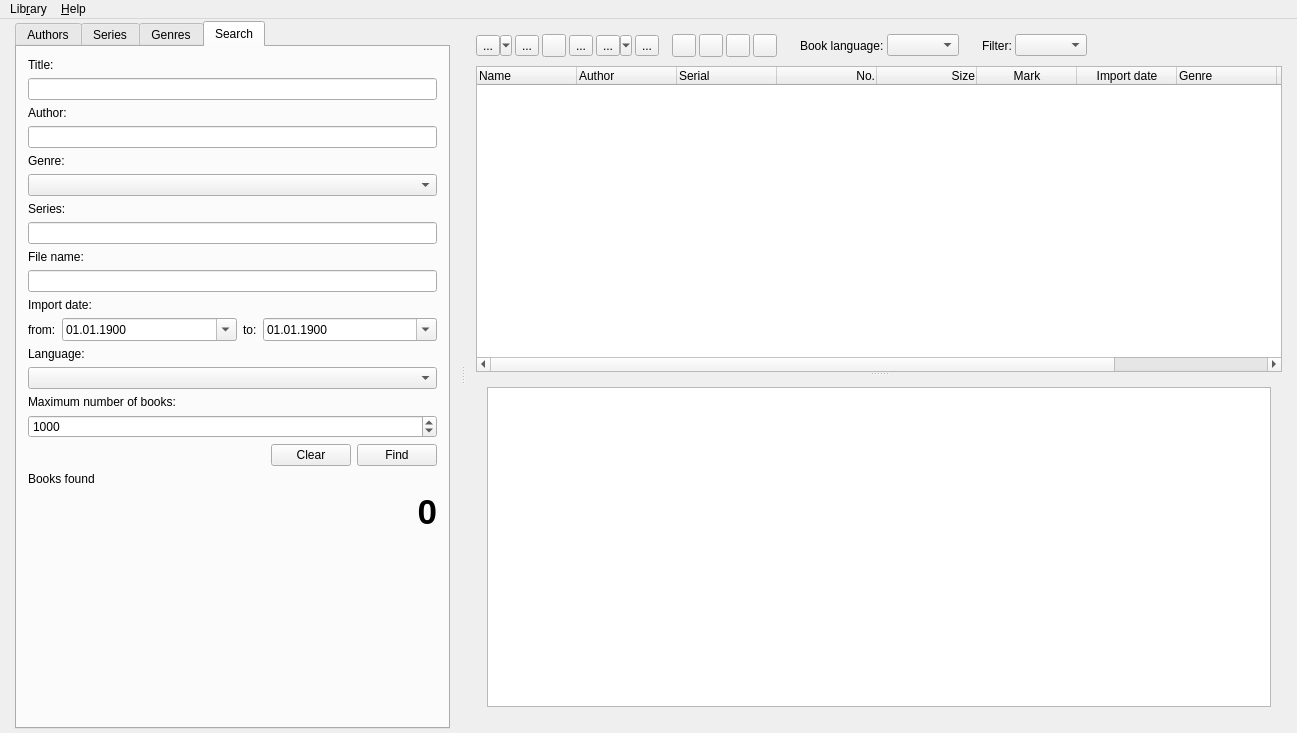
petrovvlad/freeLib, file src/mainwindow.ui: the form before one commit.
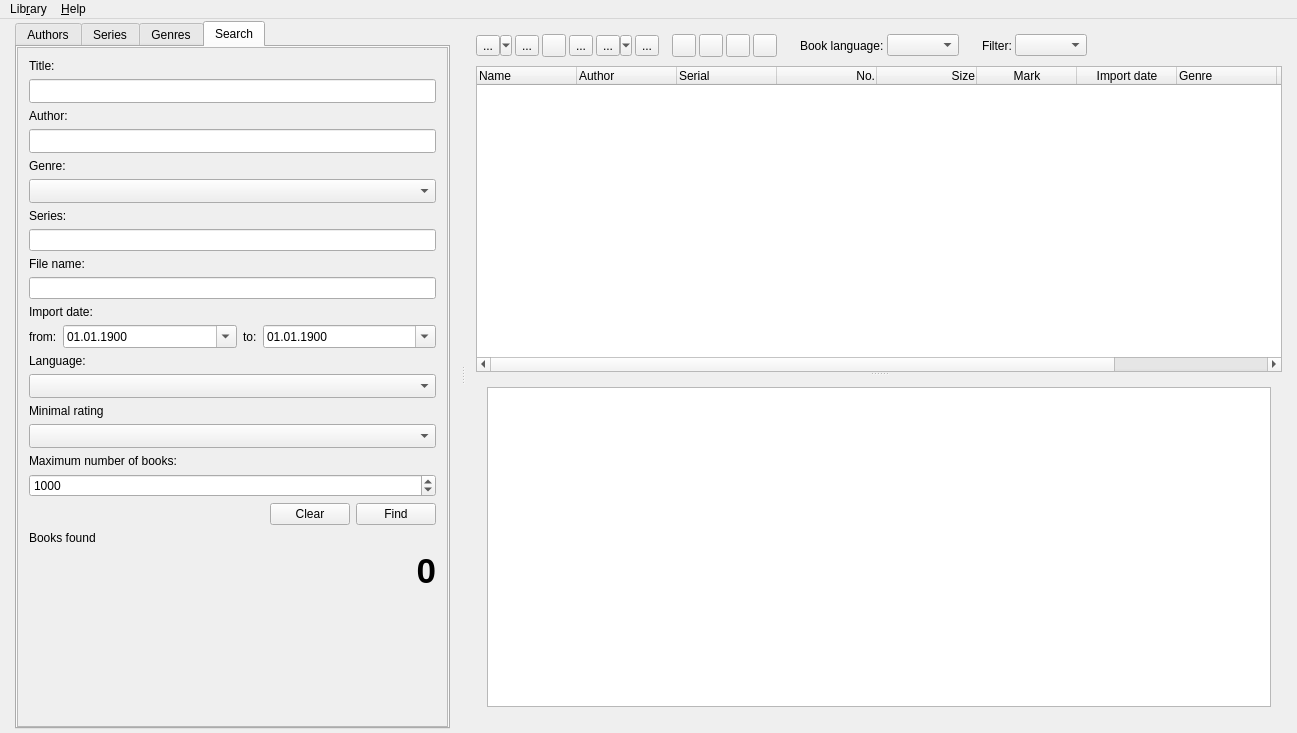
The form after the commit. Icons and pictures are not drawn. Custom widgets are drawn as their Qt base class.

```diff
--- a/src/mainwindow.ui
+++ b/src/mainwindow.ui
@@ -215,6 +215,12 @@
            </layout>
           </widget>
           <widget class="QWidget" name="tabWidgetPage4">
+           <property name="minimumSize">
+            <size>
+             <width>0</width>
+             <height>0</height>
+            </size>
+           </property>
            <attribute name="title">
             <string>Search</string>
            </attribute>
@@ -235,12 +241,48 @@
              <number>0</number>
             </property>
             <item>
-             <widget class="QFrame" name="frame_5">
-              <property name="frameShape">
-               <enum>QFrame::Shape::NoFrame</enum>
+             <widget class="QScrollArea" name="scrollArea">
+              <property name="sizePolicy">
+               <sizepolicy hsizetype="Expanding" vsizetype="Expanding">
+                <horstretch>0</horstretch>
+                <verstretch>0</verstretch>
+               </sizepolicy>
               </property>
-              <property name="frameShadow">
-               <enum>QFrame::Shadow::Raised</enum>
+              <property name="minimumSize">
+               <size>
+                <width>0</width>
+                <height>0</height>
+               </size>
+              </property>
+              <property name="horizontalScrollBarPolicy">
+               <enum>Qt::ScrollBarPolicy::ScrollBarAlwaysOff</enum>
+              </property>
+              <property name="widgetResizable">
+               <bool>true</bool>
+              </property>
+              <property name="alignment">
+               <set>Qt::AlignmentFlag::AlignLeading|Qt::AlignmentFlag::AlignLeft|Qt::AlignmentFlag::AlignTop</set>
+              </property>
+              <widget class="QWidget" name="scrollAreaWidgetContents">
+               <property name="geometry">
+                <rect>
+                 <x>0</x>
+                 <y>0</y>
+                 <width>420</width>
+                 <height>635</height>
+                </rect>
+               </property>
+               <property name="sizePolicy">
+                <sizepolicy hsizetype="Preferred" vsizetype="Fixed">
+                 <horstretch>0</horstretch>
+                 <verstretch>0</verstretch>
+                </sizepolicy>
+               </property>
+               <property name="minimumSize">
+                <size>
+                 <width>0</width>
+                 <height>0</height>
+                </size>
               </property>
               <layout class="QVBoxLayout" name="verticalLayout_5">
                <item>
@@ -252,6 +294,12 @@
                </item>
                <item>
                 <widget class="QLineEdit" name="s_name">
+                  <property name="minimumSize">
+                   <size>
+                    <width>0</width>
+                    <height>24</height>
+                   </size>
+                  </property>
                  <property name="clearButtonEnabled">
                   <bool>true</bool>
                  </property>
@@ -266,6 +314,12 @@
                </item>
                <item>
                 <widget class="QLineEdit" name="s_author">
+                  <property name="minimumSize">
+                   <size>
+                    <width>0</width>
+                    <height>24</height>
+                   </size>
+                  </property>
                  <property name="clearButtonEnabled">
                   <bool>true</bool>
                  </property>
@@ -280,6 +334,12 @@
                </item>
                <item>
                 <widget class="QComboBox" name="s_genre">
+                  <property name="minimumSize">
+                   <size>
+                    <width>0</width>
+                    <height>24</height>
+                   </size>
+                  </property>
                  <property name="maxVisibleItems">
                   <number>15</number>
                  </property>
@@ -321,16 +381,7 @@
                 </widget>
                </item>
                <item>
-                <layout class="QHBoxLayout" name="horizontalLayout_6" stretch="0,1,0,1">
-                 <property name="spacing">
-                  <number>6</number>
-                 </property>
-                 <property name="topMargin">
-                  <number>0</number>
-                 </property>
-                 <property name="rightMargin">
-                  <number>0</number>
-                 </property>
+                 <layout class="QHBoxLayout" name="horizontalLayout_4">
                  <item>
                   <widget class="QLabel" name="label_7">
                    <property name="text">
@@ -340,6 +391,12 @@
                  </item>
                  <item>
                   <widget class="QDateEdit" name="date_from">
+                    <property name="sizePolicy">
+                     <sizepolicy hsizetype="MinimumExpanding" vsizetype="Fixed">
+                      <horstretch>0</horstretch>
+                      <verstretch>0</verstretch>
+                     </sizepolicy>
+                    </property>
                    <property name="maximumSize">
                     <size>
                      <width>16777215</width>
@@ -370,6 +427,12 @@
                  </item>
                  <item>
                   <widget class="QDateEdit" name="date_to">
+                    <property name="sizePolicy">
+                     <sizepolicy hsizetype="MinimumExpanding" vsizetype="Fixed">
+                      <horstretch>0</horstretch>
+                      <verstretch>0</verstretch>
+                     </sizepolicy>
+                    </property>
                    <property name="maximumSize">
                     <size>
                      <width>16777215</width>
@@ -401,7 +464,43 @@
                 </widget>
                </item>
                <item>
-                <widget class="QComboBox" name="findLanguage"/>
+                 <widget class="QComboBox" name="findLanguage">
+                  <property name="minimumSize">
+                   <size>
+                    <width>0</width>
+                    <height>24</height>
+                   </size>
+                  </property>
+                 </widget>
+                </item>
+                <item>
+                 <widget class="QLabel" name="label_15">
+                  <property name="text">
+                   <string>Minimal rating</string>
+                  </property>
+                 </widget>
+                </item>
+                <item>
+                 <widget class="StarsComboBox" name="comboMinimalRating">
+                  <property name="minimumSize">
+                   <size>
+                    <width>0</width>
+                    <height>24</height>
+                   </size>
+                  </property>
+                  <property name="focusPolicy">
+                   <enum>Qt::FocusPolicy::NoFocus</enum>
+                  </property>
+                  <property name="currentText">
+                   <string notr="true"/>
+                  </property>
+                  <property name="currentIndex">
+                   <number>-1</number>
+                  </property>
+                  <property name="placeholderText">
+                   <string notr="true"/>
+                  </property>
+                 </widget>
                </item>
                <item>
                 <widget class="QLabel" name="label_13">
@@ -427,10 +526,7 @@
                 </widget>
                </item>
                <item>
-                <layout class="QHBoxLayout" name="horizontalLayout_7">
-                 <property name="spacing">
-                  <number>6</number>
-                 </property>
+                 <layout class="QHBoxLayout" name="horizontalLayout_8">
                  <item>
                   <spacer name="horizontalSpacer_5">
                    <property name="orientation">
@@ -483,20 +579,8 @@
                  </property>
                 </widget>
                </item>
-               <item>
-                <spacer name="verticalSpacer">
-                 <property name="orientation">
-                  <enum>Qt::Orientation::Vertical</enum>
-                 </property>
-                 <property name="sizeHint" stdset="0">
-                  <size>
-                   <width>20</width>
-                   <height>40</height>
-                  </size>
-                 </property>
-                </spacer>
-               </item>
-              </layout>
+               </layout>
+              </widget>
              </widget>
             </item>
            </layout>
@@ -1121,6 +1205,13 @@
   </action>
  </widget>
  <layoutdefault spacing="6" margin="11"/>
+ <customwidgets>
+  <customwidget>
+   <class>StarsComboBox</class>
+   <extends>QComboBox</extends>
+   <header>starscombobox.h</header>
+  </customwidget>
+ </customwidgets>
  <resources/>
  <connections/>
 </ui>
```
Lines whose indentation alone changed are shown as unchanged.
